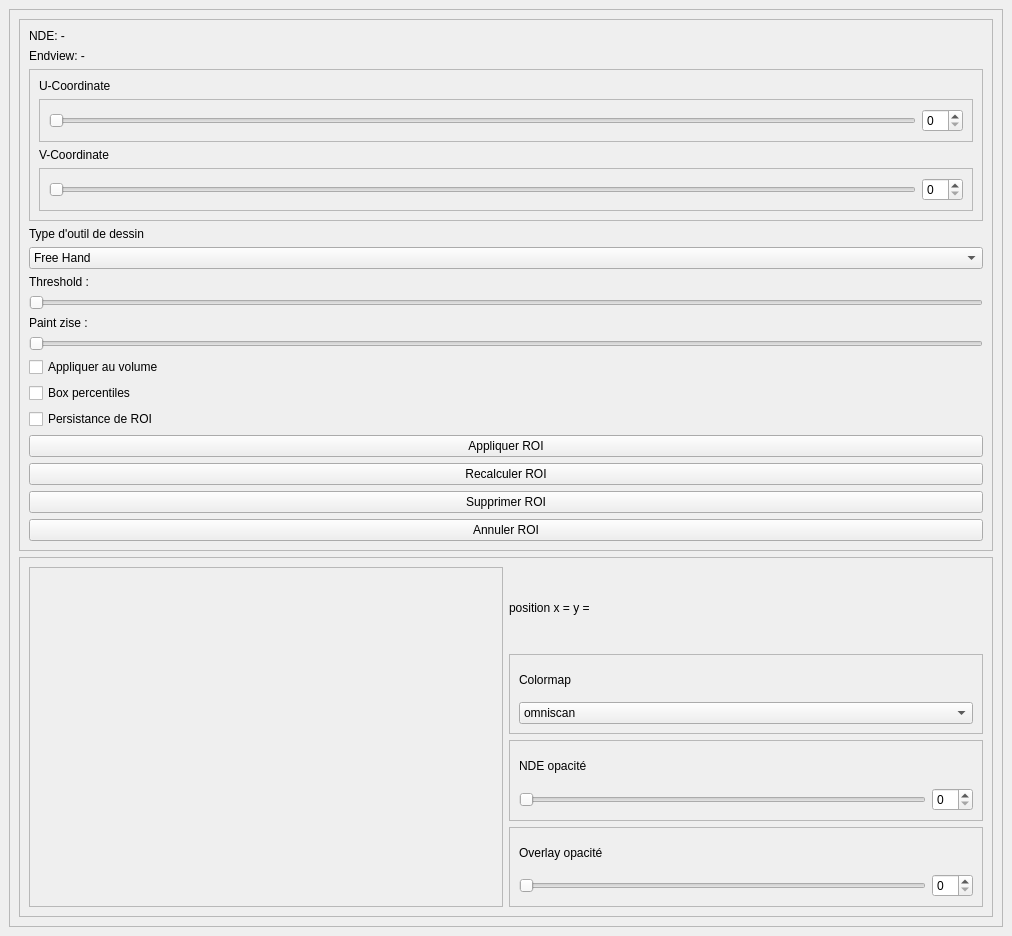
First picture: the form in toolspanel.ui, repository ostidepeignecul/segmentation-tool, before the edit.
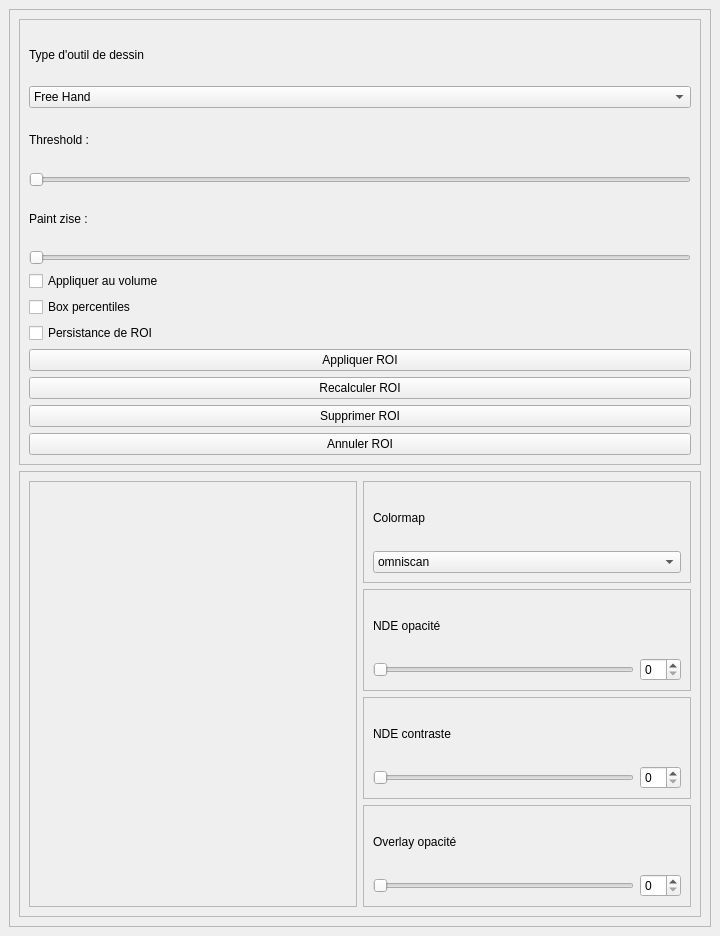
Second picture: the form after the edit. Custom widgets are drawn as their Qt base class.

Commit message: Navigation endview relocalisee dans les vues U V

Patch:
```diff
--- a/toolspanel.ui
+++ b/toolspanel.ui
@@ -6,7 +6,7 @@
    <rect>
     <x>0</x>
     <y>0</y>
-    <width>1012</width>
+    <width>720</width>
     <height>936</height>
    </rect>
   </property>
@@ -25,7 +25,7 @@
         <rect>
          <x>0</x>
          <y>0</y>
-         <width>990</width>
+         <width>698</width>
          <height>890</height>
         </rect>
        </property>
@@ -48,90 +48,6 @@
            <property name="sizeConstraint">
             <enum>QLayout::SizeConstraint::SetMinimumSize</enum>
            </property>
-           <item>
-            <widget class="QLabel" name="label">
-             <property name="text">
-              <string>NDE: -</string>
-             </property>
-            </widget>
-           </item>
-           <item>
-            <widget class="QLabel" name="label_5">
-             <property name="text">
-              <string>Endview: -</string>
-             </property>
-            </widget>
-           </item>
-           <item>
-            <widget class="QFrame" name="frame_3">
-             <property name="frameShape">
-              <enum>QFrame::Shape::StyledPanel</enum>
-             </property>
-             <property name="frameShadow">
-              <enum>QFrame::Shadow::Raised</enum>
-             </property>
-             <layout class="QVBoxLayout" name="verticalLayout_3">
-              <item>
-               <widget class="QLabel" name="label_3">
-                <property name="text">
-                 <string>U-Coordinate</string>
-                </property>
-               </widget>
-              </item>
-              <item>
-               <widget class="QFrame" name="frame_5">
-                <property name="frameShape">
-                 <enum>QFrame::Shape::StyledPanel</enum>
-                </property>
-                <property name="frameShadow">
-                 <enum>QFrame::Shadow::Raised</enum>
-                </property>
-                <layout class="QHBoxLayout" name="horizontalLayout_2">
-                 <item>
-                  <widget class="QSlider" name="horizontalSlider_2">
-                   <property name="orientation">
-                    <enum>Qt::Orientation::Horizontal</enum>
-                   </property>
-                  </widget>
-                 </item>
-                 <item>
-                  <widget class="QSpinBox" name="spinBox_2"/>
-                 </item>
-                </layout>
-               </widget>
-              </item>
-              <item>
-               <widget class="QLabel" name="label_7">
-                <property name="text">
-                 <string>V-Coordinate</string>
-                </property>
-               </widget>
-              </item>
-              <item>
-               <widget class="QFrame" name="frame_4">
-                <property name="frameShape">
-                 <enum>QFrame::Shape::StyledPanel</enum>
-                </property>
-                <property name="frameShadow">
-                 <enum>QFrame::Shadow::Raised</enum>
-                </property>
-                <layout class="QHBoxLayout" name="horizontalLayout">
-                 <item>
-                  <widget class="QSlider" name="horizontalSlider_4">
-                   <property name="orientation">
-                    <enum>Qt::Orientation::Horizontal</enum>
-                   </property>
-                  </widget>
-                 </item>
-                 <item>
-                  <widget class="QSpinBox" name="spinBox"/>
-                 </item>
-                </layout>
-               </widget>
-              </item>
-             </layout>
-            </widget>
-           </item>
            <item>
             <widget class="QLabel" name="label_8">
              <property name="text">
@@ -282,6 +198,44 @@
            <property name="sizeConstraint">
             <enum>QLayout::SizeConstraint::SetMinimumSize</enum>
            </property>
+           <item row="2" column="1">
+            <widget class="QFrame" name="frame_11">
+             <property name="sizePolicy">
+              <sizepolicy hsizetype="Minimum" vsizetype="Minimum">
+               <horstretch>0</horstretch>
+               <verstretch>0</verstretch>
+              </sizepolicy>
+             </property>
+             <property name="frameShape">
+              <enum>QFrame::Shape::StyledPanel</enum>
+             </property>
+             <property name="frameShadow">
+              <enum>QFrame::Shadow::Raised</enum>
+             </property>
+             <layout class="QGridLayout" name="gridLayout_5">
+              <property name="sizeConstraint">
+               <enum>QLayout::SizeConstraint::SetMinimumSize</enum>
+              </property>
+              <item row="1" column="0">
+               <widget class="QSlider" name="horizontalSlider_7">
+                <property name="orientation">
+                 <enum>Qt::Orientation::Horizontal</enum>
+                </property>
+               </widget>
+              </item>
+              <item row="1" column="1">
+               <widget class="QSpinBox" name="spinBox_5"/>
+              </item>
+              <item row="0" column="0">
+               <widget class="QLabel" name="label_12">
+                <property name="text">
+                 <string>NDE contraste</string>
+                </property>
+               </widget>
+              </item>
+             </layout>
+            </widget>
+           </item>
            <item row="3" column="1">
             <widget class="QFrame" name="frame_9">
              <property name="sizePolicy">
@@ -321,10 +275,83 @@
             </widget>
            </item>
            <item row="0" column="1">
-            <widget class="QLabel" name="label_4">
-             <property name="text">
-              <string>position x = y =</string>
+            <widget class="QFrame" name="frame_10">
+             <property name="sizePolicy">
+              <sizepolicy hsizetype="Preferred" vsizetype="Minimum">
+               <horstretch>0</horstretch>
+               <verstretch>0</verstretch>
+              </sizepolicy>
              </property>
+             <property name="frameShape">
+              <enum>QFrame::Shape::StyledPanel</enum>
+             </property>
+             <property name="frameShadow">
+              <enum>QFrame::Shadow::Raised</enum>
+             </property>
+             <layout class="QVBoxLayout" name="verticalLayout_4">
+              <property name="sizeConstraint">
+               <enum>QLayout::SizeConstraint::SetMinimumSize</enum>
+              </property>
+              <item>
+               <widget class="QLabel" name="label_11">
+                <property name="text">
+                 <string>Colormap</string>
+                </property>
+               </widget>
+              </item>
+              <item>
+               <widget class="QComboBox" name="comboBox_2">
+                <item>
+                 <property name="text">
+                  <string>omniscan</string>
+                 </property>
+                </item>
+                <item>
+                 <property name="text">
+                  <string>gray</string>
+                 </property>
+                </item>
+               </widget>
+              </item>
+             </layout>
+            </widget>
+           </item>
+           <item row="1" column="1">
+            <widget class="QFrame" name="frame_8">
+             <property name="sizePolicy">
+              <sizepolicy hsizetype="Minimum" vsizetype="Minimum">
+               <horstretch>0</horstretch>
+               <verstretch>0</verstretch>
+              </sizepolicy>
+             </property>
+             <property name="frameShape">
+              <enum>QFrame::Shape::StyledPanel</enum>
+             </property>
+             <property name="frameShadow">
+              <enum>QFrame::Shadow::Raised</enum>
+             </property>
+             <layout class="QGridLayout" name="gridLayout">
+              <property name="sizeConstraint">
+               <enum>QLayout::SizeConstraint::SetMinimumSize</enum>
+              </property>
+              <item row="1" column="0">
+               <widget class="QSlider" name="horizontalSlider_5">
+                <property name="orientation">
+                 <enum>Qt::Orientation::Horizontal</enum>
+                </property>
+               </widget>
+              </item>
+              <item row="0" column="0">
+               <widget class="QLabel" name="label_10">
+                <property name="text">
+                 <string>NDE opacité</string>
+                </property>
+               </widget>
+              </item>
+              <item row="1" column="1">
+               <widget class="QSpinBox" name="spinBox_3"/>
+              </item>
+             </layout>
             </widget>
            </item>
            <item row="0" column="0" rowspan="4">
@@ -349,8 +376,8 @@
                <rect>
                 <x>0</x>
                 <y>0</y>
-                <width>468</width>
-                <height>246</height>
+                <width>322</width>
+                <height>407</height>
                </rect>
               </property>
               <property name="minimumSize">
@@ -362,86 +389,6 @@
              </widget>
             </widget>
            </item>
-           <item row="2" column="1">
-            <widget class="QFrame" name="frame_8">
-             <property name="sizePolicy">
-              <sizepolicy hsizetype="Minimum" vsizetype="Minimum">
-               <horstretch>0</horstretch>
-               <verstretch>0</verstretch>
-              </sizepolicy>
-             </property>
-             <property name="frameShape">
-              <enum>QFrame::Shape::StyledPanel</enum>
-             </property>
-             <property name="frameShadow">
-              <enum>QFrame::Shadow::Raised</enum>
-             </property>
-             <layout class="QGridLayout" name="gridLayout">
-              <property name="sizeConstraint">
-               <enum>QLayout::SizeConstraint::SetMinimumSize</enum>
-              </property>
-              <item row="1" column="0">
-               <widget class="QSlider" name="horizontalSlider_5">
-                <property name="orientation">
-                 <enum>Qt::Orientation::Horizontal</enum>
-                </property>
-               </widget>
-              </item>
-              <item row="1" column="1">
-               <widget class="QSpinBox" name="spinBox_3"/>
-              </item>
-              <item row="0" column="0">
-               <widget class="QLabel" name="label_10">
-                <property name="text">
-                 <string>NDE opacité</string>
-                </property>
-               </widget>
-              </item>
-             </layout>
-            </widget>
-           </item>
-           <item row="1" column="1">
-            <widget class="QFrame" name="frame_10">
-             <property name="sizePolicy">
-              <sizepolicy hsizetype="Preferred" vsizetype="Minimum">
-               <horstretch>0</horstretch>
-               <verstretch>0</verstretch>
-              </sizepolicy>
-             </property>
-             <property name="frameShape">
-              <enum>QFrame::Shape::StyledPanel</enum>
-             </property>
-             <property name="frameShadow">
-              <enum>QFrame::Shadow::Raised</enum>
-             </property>
-             <layout class="QVBoxLayout" name="verticalLayout_4">
-              <property name="sizeConstraint">
-               <enum>QLayout::SizeConstraint::SetMinimumSize</enum>
-              </property>
-              <item>
-               <widget class="QLabel" name="label_11">
-                <property name="text">
-                 <string>Colormap</string>
-                </property>
-               </widget>
-              </item>
-              <item>
-               <widget class="QComboBox" name="comboBox_2">
-                <item>
-                 <property name="text">
-                  <string>omniscan</string>
-                 </property>
-                </item>
-                <item>
-                 <property name="text">
-                  <string>gray</string>
-                 </property>
-                </item>
-               </widget>
-              </item>
-             </layout>
-            </widget>
-           </item>
           </layout>
          </widget>
         </item>
```
The commit also changes 6 other files.
